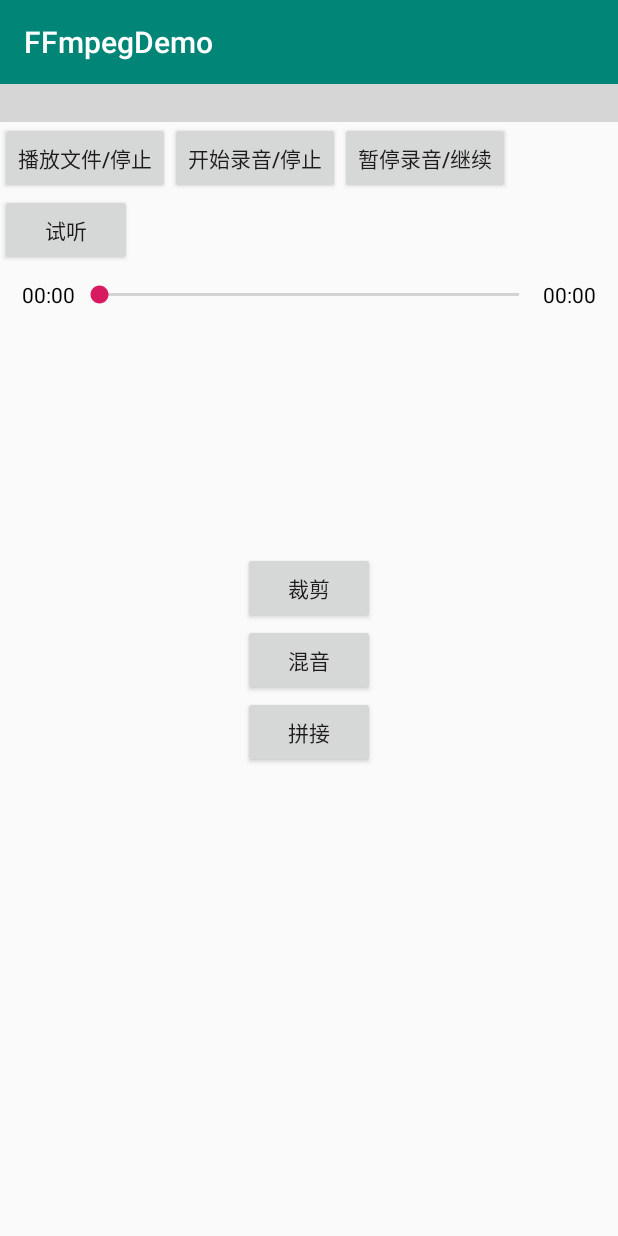
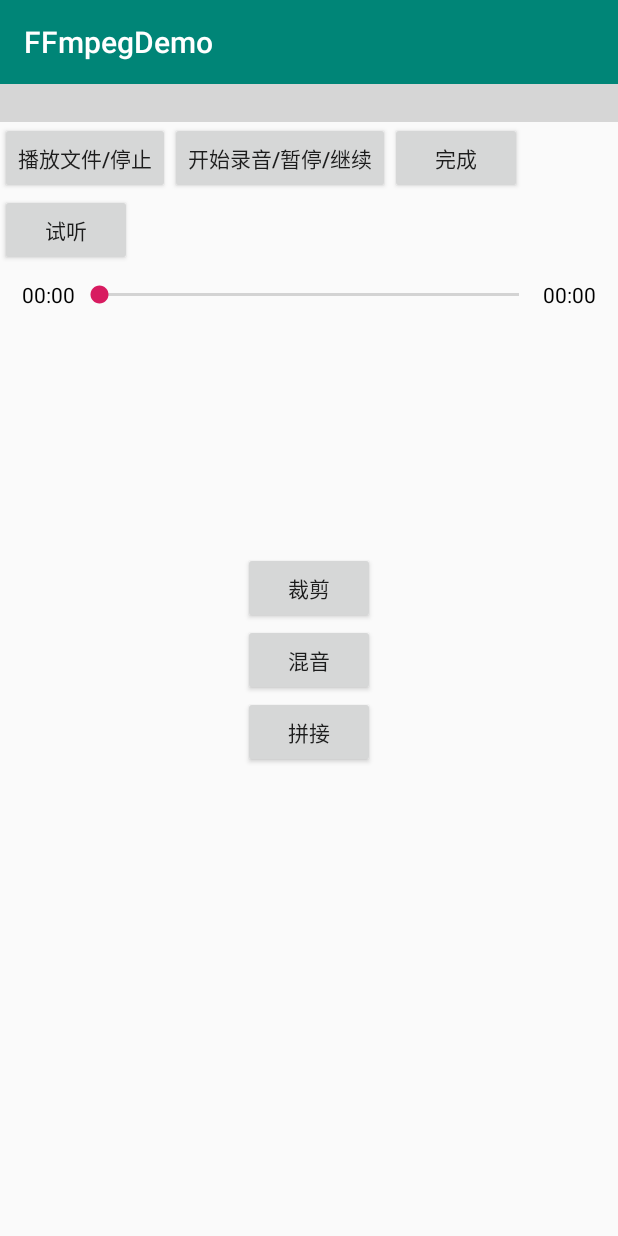
Before and after one commit to ArtisanM/FFmpeg, an Android app: the screen it shows after launch (MainActivity), on a phone screen of 412 x 824 dp. Run offline under Robolectric (Android 15) with nearby library versions, the phone set to English and light mode, and no system bars; our stand-ins replace RxJava; grey boxes are pictures that could not be loaded.

Commit message:
录音添加一键开始/暂停/继续

```diff
--- a/app/src/main/res/layout/activity_main.xml
+++ b/app/src/main/res/layout/activity_main.xml
@@ -24,7 +24,7 @@
 
     <Button
         android:id="@+id/record"
-        android:text="开始录音/停止"
+        android:text="开始录音/暂停/继续"
         android:onClick="startRecord"
         app:layout_constraintLeft_toRightOf="@id/play"
         app:layout_constraintTop_toBottomOf="@id/wavesfv"
@@ -33,8 +33,8 @@
 
     <Button
         android:id="@+id/pause"
-        android:text="暂停录音/继续"
-        android:onClick="pauseRecord"
+        android:text="完成"
+        android:onClick="saveAudio"
         app:layout_constraintLeft_toRightOf="@id/record"
         app:layout_constraintTop_toBottomOf="@id/wavesfv"
         android:layout_width="wrap_content"
--- a/audioeditor/src/main/java/fm/qingting/audioeditor/IAudioRecorder.kt
+++ b/audioeditor/src/main/java/fm/qingting/audioeditor/IAudioRecorder.kt
@@ -42,6 +42,11 @@ interface IAudioRecorder {
     fun stopRecord()
 
     fun setOutputFile(file: File)
+
+    /**
+     * 根据自身状态自动 开始/暂停/继续
+     */
+    fun toggle()
 
     /**
      * release前确保已调用getAudio()完成音频合成及编码
```
Also changed, not shown: app/src/main/java/mo/example/ffmpeg/ffmpegdemo/MainActivity.kt (+24 -19 lines), audioeditor/src/main/java/fm/qingting/audioeditor/AudioRecorderImpl.kt (+12 -0 lines).
